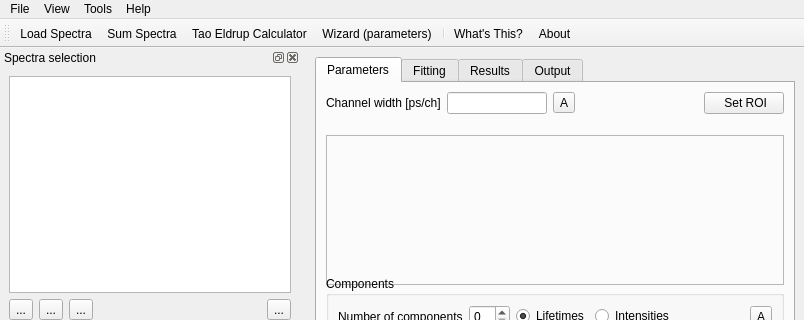
cpascual/PAScual, file PAScualGUI.ui: the form before one commit; both pictures show x 0 to 804 and y 0 to 320 of the 804 by 638 pixel window.
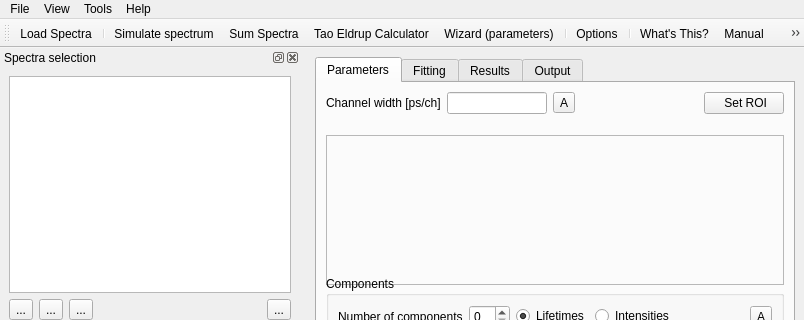
The form after the commit. Icons and pictures are not drawn.

Commit message: Implemented options menu (the AdvOptions.py module is no longer used). Added various icons Various spelling corrections in PAScual.py.

```diff
--- a/PAScualGUI.ui
+++ b/PAScualGUI.ui
@@ -1298,11 +1298,16 @@
     <bool>false</bool>
    </attribute>
    <addaction name="actionLoad_Spectra" />
+   <addaction name="separator" />
+   <addaction name="actionSimulate_spectrum" />
    <addaction name="actionSum_Spectra" />
    <addaction name="actionTao_Eldrup_Calculator" />
    <addaction name="actionParamWizard" />
    <addaction name="separator" />
+   <addaction name="actionOptions" />
+   <addaction name="separator" />
    <addaction name="actionWhat_s_This" />
+   <addaction name="actionManual" />
    <addaction name="actionAbout" />
   </widget>
   <action name="actionLoad_Spectra" >
@@ -1443,6 +1448,15 @@
     <string>Wizard (parameters)</string>
    </property>
   </action>
+  <action name="actionOptions" >
+   <property name="icon" >
+    <iconset resource="PAScual.qrc" >
+     <normaloff>:/Icons/icons/mine/advancedsettings.png</normaloff>:/Icons/icons/mine/advancedsettings.png</iconset>
+   </property>
+   <property name="text" >
+    <string>Options...</string>
+   </property>
+  </action>
  </widget>
  <resources>
   <include location="PAScual.qrc" />
```
Left out of the diff: 18 changed lines with no effect on the pictures. The commit also changes 19 other files.
